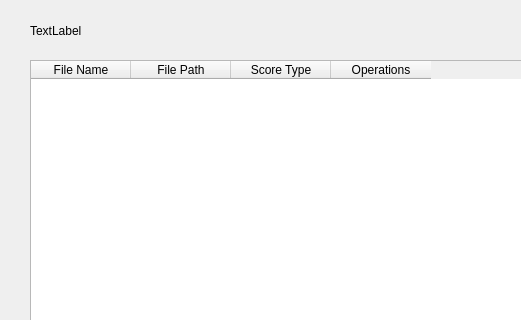
Qt form Ui/FilePoolUi.ui (grinningGrace/SigmaU) before a commit; both pictures show x 0 to 521 and y 0 to 320 of the 785 by 524 pixel window.
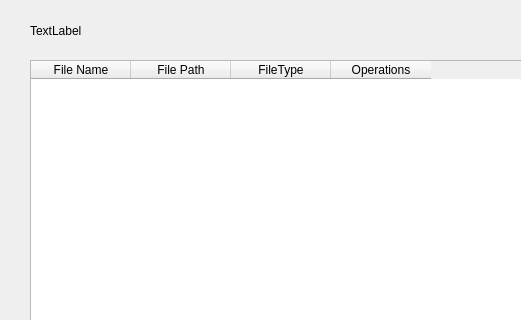
The same form after that commit.

Commit message: matrix based score Step 2- 1.0

What changed in the file:
```diff
--- a/Ui/FilePoolUi.ui
+++ b/Ui/FilePoolUi.ui
@@ -73,7 +73,7 @@
    </column>
    <column>
     <property name="text">
-     <string>Score Type</string>
+     <string>FileType</string>
     </property>
    </column>
    <column>
```
The commit also changes 8 other files.
